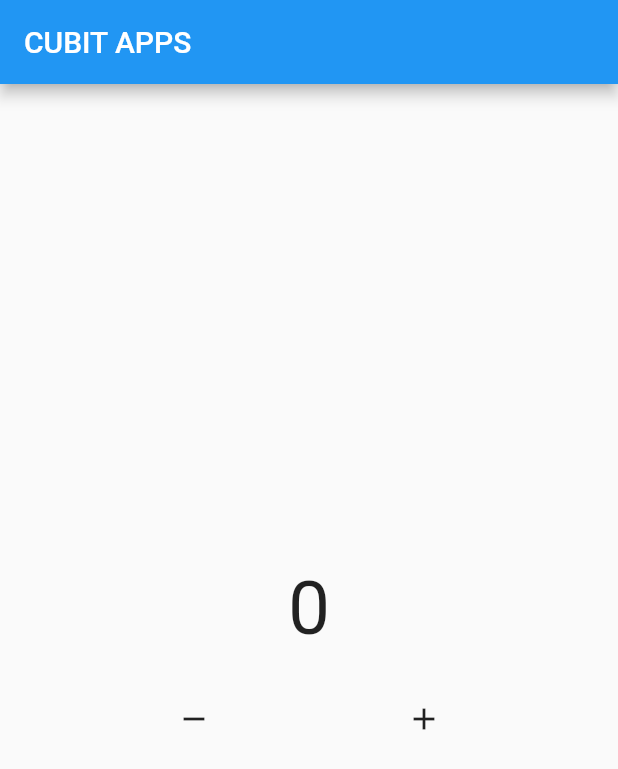
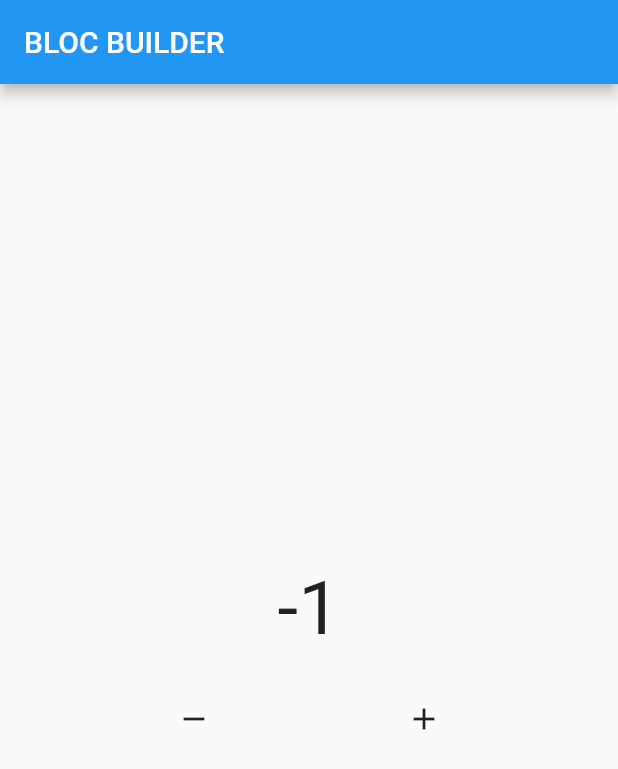
Before and after one commit to irfanzidniofficial/flutter_bloc_state_management, a Flutter app: the screen it shows after launch, after a tap on the "remove" icon, after a tap on the "add" icon, on a phone screen of 412 x 824 dp. Shown: the top 769 px of the screen. Run offline on Flutter 3.47's test engine with Material 2 defaults, Android fonts, the phone set to English and light mode, and no system bars; our stand-ins replace bloc, flutter_bloc.

Commit message:
bloc builder

```diff
--- /dev/null
+++ b/lib/bloc/counter.dart
@@ -0,0 +1,22 @@
+import 'package:bloc/bloc.dart';
+
+class Counter extends Cubit<int> {
+  Counter({this.init = 0}) : super(init);
+
+  int init;
+
+  void increment() => emit(state + 1);
+  void decrement() => emit(state - 1);
+
+  @override
+  void onChange(Change<int> change) {
+    super.onChange(change);
+    print(change);
+  }
+
+  @override
+  void onError(Object error, StackTrace stackTrace) {
+    super.onError(error, stackTrace);
+    print(error);
+  }
+}
--- a/lib/main.dart
+++ b/lib/main.dart
@@ -1,5 +1,5 @@
-import 'package:bloc/bloc.dart';
 import 'package:flutter/material.dart';
+import 'package:flutter_bloc_state_management/pages/home.dart';
 
 void main() {
   runApp(const MyApp());
@@ -15,83 +15,3 @@
     );
   }
 }
-
-class CounterCubit extends Cubit<int> {
-  CounterCubit({this.inisialData = 0}) : super(inisialData);
-
-  int inisialData;
-
-  void tambahData() {
-    emit(state + 1);
-  }
-
-  void kurangData() {
-    emit(state - 1);
-  }
-
-  @override
-  void onChange(Change<int> change) {
-    super.onChange(change);
-    print(change);
-  }
-
-  @override
-  void onError(Object error, StackTrace stackTrace) {
-    super.onError(error, stackTrace);
-    print(error);
-  }
-}
-
-class HomePage extends StatelessWidget {
-  HomePage({super.key});
-
-  CounterCubit mycounter = CounterCubit();
-
-  @override
-  Widget build(BuildContext context) {
-    return Scaffold(
-      appBar: AppBar(
-        title: const Text('CUBIT APPS'),
-      ),
-      body: Column(
-        mainAxisAlignment: MainAxisAlignment.center,
-        children: [
-          StreamBuilder(
-            initialData: mycounter.inisialData,
-            stream: mycounter.stream,
-            builder: (context, snapshot) {
-              return Center(
-                child: Text(
-                  '${snapshot.data}',
-                  style: const TextStyle(
-                    fontSize: 50,
-                  ),
-                ),
-              );
-            },
-          ),
-          const SizedBox(
-            height: 20,
-          ),
-          Row(
-            mainAxisAlignment: MainAxisAlignment.spaceEvenly,
-            children: [
-              IconButton(
-                onPressed: () {
-                  mycounter.kurangData();
-                },
-                icon: const Icon(Icons.remove),
-              ),
-              IconButton(
-                onPressed: () {
-                  mycounter.tambahData();
-                },
-                icon: const Icon(Icons.add),
-              ),
-            ],
-          ),
-        ],
-      ),
-    );
-  }
-}
--- /dev/null
+++ b/lib/pages/home.dart
@@ -0,0 +1,76 @@
+import 'package:flutter/material.dart';
+import 'package:flutter_bloc/flutter_bloc.dart';
+import 'package:flutter_bloc_state_management/bloc/counter.dart';
+
+class HomePage extends StatelessWidget {
+  HomePage({super.key});
+  Counter mycounter = Counter(init: 0);
+
+  @override
+  Widget build(BuildContext context) {
+    return Scaffold(
+      appBar: AppBar(
+        title: const Text("BLOC BUILDER"),
+      ),
+      body: Column(
+        mainAxisAlignment: MainAxisAlignment.center,
+        children: [
+          // Pakai BlocBuilder
+          BlocBuilder<Counter, int>(
+            bloc: mycounter,
+            buildWhen: (previous, current) {
+              if (current % 2 == 1) {
+                return true;
+              } else {
+                return false;
+              }
+            },
+            builder: (context, state) {
+              return Text(
+                "$state",
+                style: const TextStyle(
+                  fontSize: 50,
+                ),
+              );
+            },
+          ),
+
+          // Pakai Stream Builder
+
+          // StreamBuilder(
+          //   initialData: mycounter.init,
+          //   stream: mycounter.stream,
+          //   builder: (context, snapshot) {
+          //     return Text(
+          //       "${snapshot.data}",
+          //       style: const TextStyle(
+          //         fontSize: 50,
+          //       ),
+          //     );
+          //   },
+          // ),
+          const SizedBox(
+            height: 20,
+          ),
+          Row(
+            mainAxisAlignment: MainAxisAlignment.spaceEvenly,
+            children: [
+              IconButton(
+                onPressed: () {
+                  mycounter.decrement();
+                },
+                icon: const Icon(Icons.remove),
+              ),
+              IconButton(
+                onPressed: () {
+                  mycounter.increment();
+                },
+                icon: const Icon(Icons.add),
+              ),
+            ],
+          )
+        ],
+      ),
+    );
+  }
+}
```
